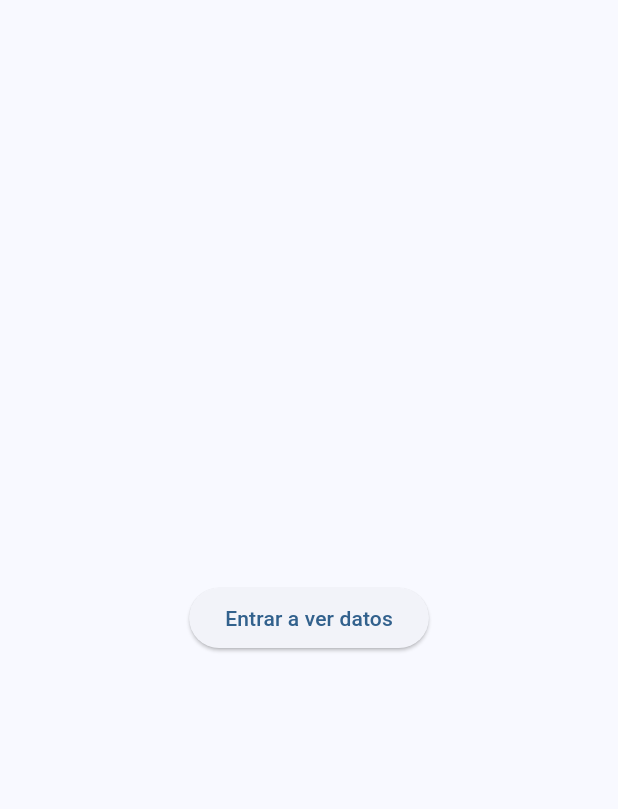
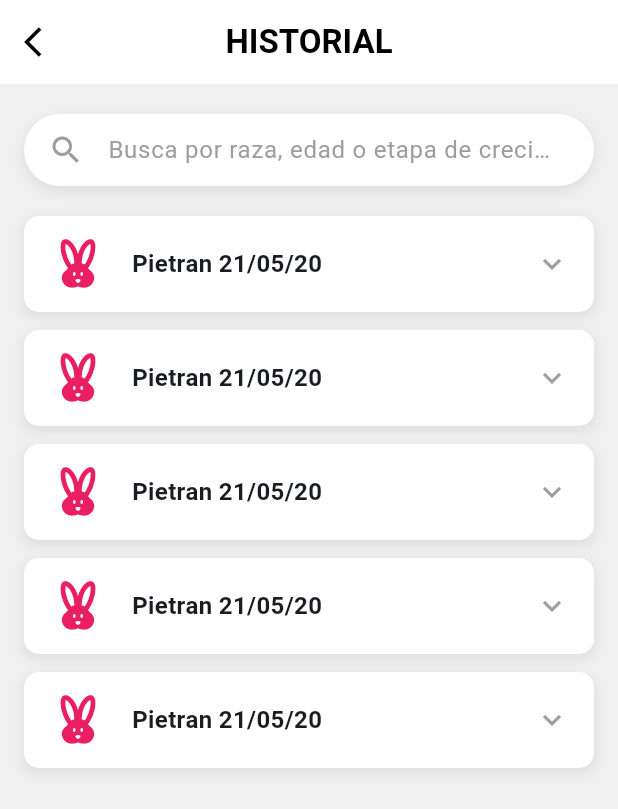
Before and after one commit to Felix2114/SmartSwine, a Flutter app: the AnalysisPage screen opened directly, on a phone screen of 412 x 824 dp. Shown: the top 809 px of the screen. Run offline on Flutter 3.47's test engine with Material 3 defaults, Android fonts, the phone set to English and light mode, and no system bars.

Commit message:
creacion analysis

```diff
--- a/lib/screens/analysis_page.dart
+++ b/lib/screens/analysis_page.dart
@@ -1,24 +1,92 @@
 import 'package:flutter/material.dart';
-import 'data_page.dart';
+
+void main() {
+  runApp(const MyApp());
+}
+
+class MyApp extends StatelessWidget {
+  const MyApp({super.key});
+
+  @override
+  Widget build(BuildContext context) {
+    return MaterialApp(
+      debugShowCheckedModeBanner: false,
+      title: 'Historial',
+      theme: ThemeData(
+        primarySwatch: Colors.pink,
+        visualDensity: VisualDensity.adaptivePlatformDensity,
+      ),
+      home: const AnalysisPage(), // Aquí se inicia con la página de historial
+    );
+  }
+}
 
 class AnalysisPage extends StatelessWidget {
   const AnalysisPage({super.key});
 
-   @override
+  @override
   Widget build(BuildContext context) {
     return Scaffold(
-      body: Center(
+      appBar: AppBar(
+        backgroundColor: Colors.white,
+        elevation: 0,
+        leading: IconButton(
+          icon: const Icon(Icons.arrow_back_ios, color: Colors.black),
+          onPressed: () {
+            // Maneja el botón de retroceso
+          },
+        ),
+        title: const Text(
+          'HISTORIAL',
+          style: TextStyle(
+            color: Colors.black,
+            fontWeight: FontWeight.bold,
+          ),
+        ),
+        centerTitle: true,
+      ),
+      body: Container(
+        color: const Color(0xFFF0F0F0), // Color de fondo
+        padding: const EdgeInsets.symmetric(horizontal: 16.0),
         child: Column(
-          mainAxisSize: MainAxisSize.min,
           children: [
-            ElevatedButton(
-              child: const Text('Entrar a ver datos'),
-              onPressed: () {
-                Navigator.pushReplacement(
-                  context,
-                  MaterialPageRoute(builder: (context) => const DataPage()),
-                );
-              },
+            const SizedBox(height: 20),
+            // Barra de búsqueda
+            Container(
+              padding: const EdgeInsets.symmetric(horizontal: 16.0),
+              decoration: BoxDecoration(
+                color: Colors.white,
+                borderRadius: BorderRadius.circular(30),
+                boxShadow: [
+                  BoxShadow(
+                    color: Colors.grey.withOpacity(0.2),
+                    spreadRadius: 1,
+                    blurRadius: 5,
+                    offset: const Offset(0, 3),
+                  ),
+                ],
+              ),
+              child: const TextField(
+                decoration: InputDecoration(
+                  icon: Icon(Icons.search, color: Colors.grey),
+                  hintText: 'Busca por raza, edad o etapa de crecimiento',
+                  hintStyle: TextStyle(color: Colors.grey),
+                  border: InputBorder.none,
+                ),
+              ),
+            ),
+            const SizedBox(height: 20),
+            // Lista de elementos del historial
+            Expanded(
+              child: ListView.builder(
+                itemCount: 5, // Reemplaza con la longitud de tus datos
+                itemBuilder: (context, index) {
+                  return const HistoryListItem(
+                    breed: 'Pietran',
+                    date: '21/05/20',
+                  );
+                },
+              ),
             ),
           ],
         ),
@@ -26,3 +94,54 @@ class AnalysisPage extends StatelessWidget {
     );
   }
 }
+
+// Widget para un solo elemento de la lista
+class HistoryListItem extends StatelessWidget {
+  final String breed;
+  final String date;
+
+  const HistoryListItem({
+    super.key,
+    required this.breed,
+    required this.date,
+  });
+
+  @override
+  Widget build(BuildContext context) {
+    return Container(
+      margin: const EdgeInsets.only(bottom: 12.0),
+      padding: const EdgeInsets.symmetric(horizontal: 16.0, vertical: 12.0),
+      decoration: BoxDecoration(
+        color: Colors.white,
+        borderRadius: BorderRadius.circular(10),
+        boxShadow: [
+          BoxShadow(
+            color: Colors.grey.withOpacity(0.2),
+            spreadRadius: 1,
+            blurRadius: 5,
+            offset: const Offset(0, 3),
+          ),
+        ],
+      ),
+      child: Row(
+        children: [
+          // Icono de cerdito
+          const Icon(Icons.cruelty_free, size: 40, color: Colors.pink),
+          const SizedBox(width: 16),
+          // Raza y fecha
+          Expanded(
+            child: Text(
+              '$breed $date',
+              style: const TextStyle(
+                fontWeight: FontWeight.bold,
+                fontSize: 16,
+              ),
+            ),
+          ),
+          // Flecha de menú desplegable
+          const Icon(Icons.keyboard_arrow_down, color: Colors.grey),
+        ],
+      ),
+    );
+  }
+}
```
